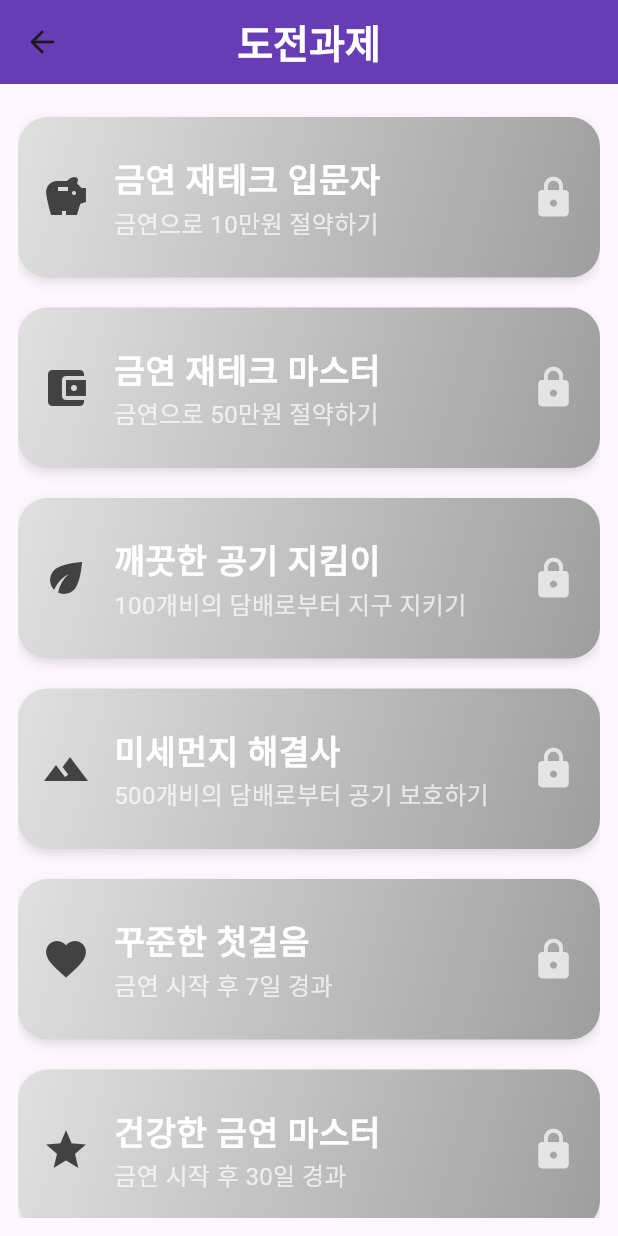
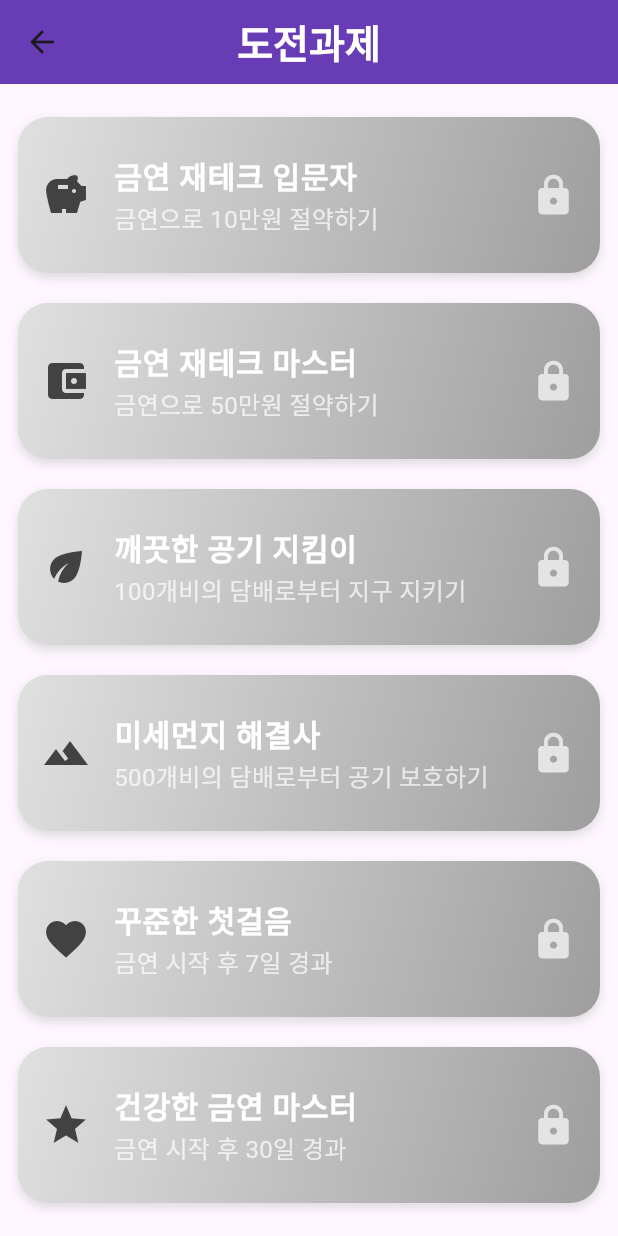
Before and after one commit to mankaii/untitled1, a Flutter app: the ChallengeScreen screen opened directly with empty values, on a phone screen of 412 x 824 dp. Run offline on Flutter 3.47's test engine with Material 3 defaults, Android fonts, the light colour scheme and no system bars; our stand-ins replace fl_chart, google_generative_ai, shared_preferences; accounts and stored records are empty.

Commit message:
기준 개선

```diff
--- a/lib/models/health_status.dart
+++ b/lib/models/health_status.dart
@@ -26,14 +26,14 @@ class HealthStatus {
   // 금연 시간에 따른 건강 개선도 계산
   static double calculateLungCapacity(int hours) {
     // 의학적 데이터 기반 계산
-    return (hours / 720) * 30; // 30일 기준 최대 30% 개선
+    return (hours / 87600) * 100; // 10년 기준 최대 100% 개선
   }
 
   static double calculateBloodCirculation(int hours) {
-    return (hours / 168) * 100; // 7일 기준 100% 개선
+    return (hours / 2190) * 100; // 3개월 기준 100% 개선
   }
 
   static double calculateNicotineLevel(int hours) {
-    return 100 - ((hours / 72) * 100).clamp(0, 100); // 3일 기준 100% 감소
+    return 100 - ((hours / 336) * 100).clamp(0, 100); // 2주 기준 100% 감소
   }
 }
--- a/lib/screens/challenge_screen.dart
+++ b/lib/screens/challenge_screen.dart
@@ -245,13 +245,27 @@ class _ChallengeScreenState extends State<ChallengeScreen> {
                       color: isUnlocked ? Colors.white : Colors.grey[800],
                       size: 32,
                     ),
-                    title: Text(
-                      challenge.title,
-                      style: TextStyle(
-                        fontSize: 22,
-                        fontWeight: FontWeight.w700,
-                        color: Colors.white,
-                      ),
+                    title: Row(
+                      mainAxisAlignment: MainAxisAlignment.spaceBetween,
+                      children: [
+                        Text(
+                          challenge.title,
+                          style: TextStyle(
+                            fontSize: 20,
+                            fontWeight: FontWeight.w700,
+                            color: Colors.white,
+                          ),
+                        ),
+                        if (isUnlocked)
+                          Text(
+                            '+${challenge.pointsReward}포인트',
+                            style: TextStyle(
+                              fontSize: 12,
+                              fontWeight: FontWeight.bold,
+                              color: Colors.amber,
+                            ),
+                          ),
+                      ],
                     ),
                     subtitle: Text(
                       challenge.description,
```
